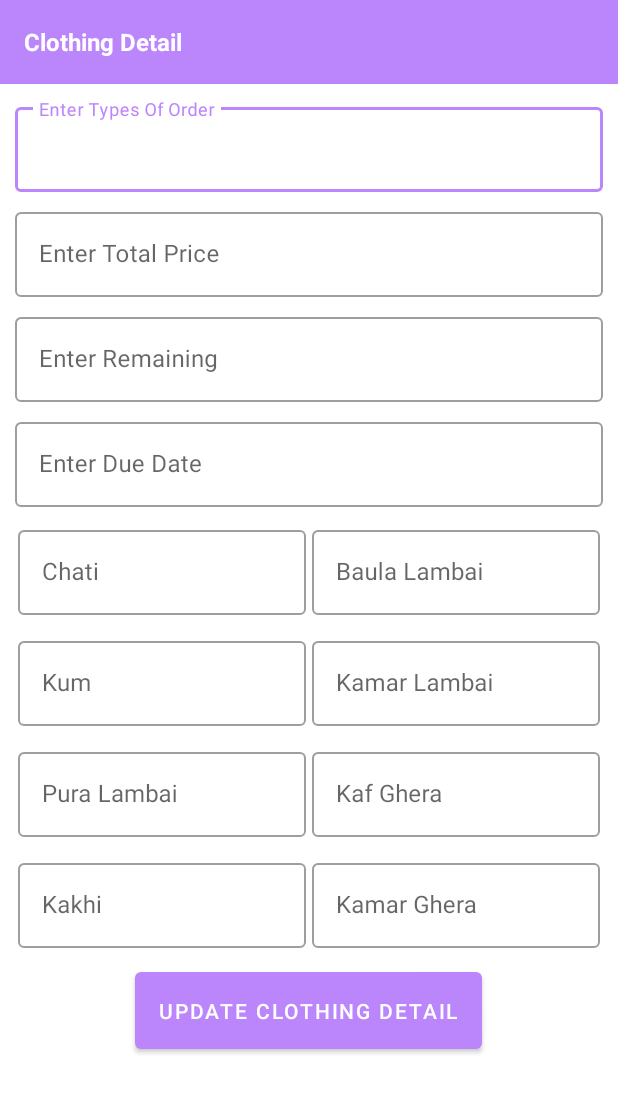
After one commit to GameOnAnil/MeroTailorApp, an Android app: the fragment ClothingDetailsFragment shown on its own in the app's theme, on a phone screen of 412 x 824 dp. The commit adds this screen. Shown: the top 1093 px of the screen. Run offline under Robolectric (Android 15) with nearby library versions, the phone set to English and light mode, and no system bars; our stand-ins replace Room's generated code; 6 statements that could not run were skipped.

Commit message:
Clothing Details Fragment Created MINOR Bug Fix: fixed the error when updating ClothingDetailsFragment.kt app crashed: Soln: changed live data to get() method for clothing and measurement

```diff
--- a/app/src/main/java/com/gameonanil/tailorapp/data/TailorDao.kt
+++ b/app/src/main/java/com/gameonanil/tailorapp/data/TailorDao.kt
@@ -21,6 +21,9 @@ interface TailorDao {
     @Update
     fun updateMeasurement(measurement: Measurement)
 
+    @Update
+    fun updateClothing(clothing: Clothing)
+
     @Transaction
     @Query("SELECT * FROM customer_table WHERE customerId=:customerId ")
     fun getCustomerWithClothing(customerId: Int): LiveData<CustomerWithClothing>
@@ -28,10 +31,18 @@ interface TailorDao {
     @Query("SELECT * FROM MEASUREMENT_TABLE WHERE customerId=:customerId")
     fun getMeasurementByCustomerId(customerId: Int): LiveData<Measurement>
 
+    @Query("SELECT * FROM clothing_table WHERE clothingId=:clothingId")
+    fun getClothing(clothingId: Int): LiveData<Clothing>
+
 
     @Query("SELECT * FROM CUSTOMER_TABLE")
     fun getAllCustomer(): LiveData<List<Customer>>
 
     @Query("SELECT * FROM MEASUREMENT_TABLE WHERE customerId=:customerId")
     fun getMeasurementByCusId(customerId: Int): Measurement?
+
+    @Query("SELECT * FROM clothing_table WHERE customerId=:customerId")
+    fun getClothingByCusId(customerId: Int): Clothing?
+
+
 }
--- a/app/src/main/java/com/gameonanil/tailorapp/viewmodel/TailorViewModel.kt
+++ b/app/src/main/java/com/gameonanil/tailorapp/viewmodel/TailorViewModel.kt
@@ -11,20 +11,28 @@ import kotlinx.coroutines.launch
 
 class TailorViewModel(application: Application) : AndroidViewModel(application) {
     private var repository: TailorRepository = TailorRepository(application)
-    private var customerIdForCustomer: MutableLiveData<Int> = MutableLiveData()
-    private var customerIdForMeasurement: MutableLiveData<Int> = MutableLiveData()
+
+    private var mCustomerId: MutableLiveData<Int> = MutableLiveData()
+    private var mClothingId: MutableLiveData<Int> = MutableLiveData()
 
     var customerWithClothing: LiveData<CustomerWithClothing> =
-        Transformations.switchMap(customerIdForCustomer) {
+        Transformations.switchMap(mCustomerId) {
             repository.getCustomerWithClothing(it)
         }
 
-    val measurement: LiveData<Measurement> = Transformations.switchMap(customerIdForMeasurement) {
+    val measurement: LiveData<Measurement> = Transformations.switchMap(mCustomerId) {
         repository.getMeasurementByCustomerId(customerId = it)
     }
 
     val customerList: LiveData<List<Customer>> = repository.getAllCustomers()
 
+    val clothing: LiveData<Clothing> = Transformations.switchMap(mClothingId) {
+        repository.getClothing(it)
+    }
+
+    fun setClothingId(clothingId: Int) {
+        mClothingId.value = clothingId
+    }
 
     fun insertCustomer(customer: Customer) {
         viewModelScope.launch(Dispatchers.IO) {
@@ -44,23 +52,29 @@ class TailorViewModel(application: Application) : AndroidViewModel(application)
         }
     }
 
-    fun getCustomerWithClothing(customerId: Int) {
-        customerIdForCustomer.value = customerId
+    fun setCustomerId(customerId: Int) {
+        mCustomerId.value = customerId
     }
 
     fun getMeasurement(customerId: Int) {
-        customerIdForMeasurement.value = customerId
+        mCustomerId.value = customerId
     }
 
     fun getMeasurementById(customerId: Int): Measurement? {
         return repository.getMeasurementByCusId(customerId)
     }
 
+    fun getClothingByCusId(customerId: Int): Clothing? {
+        return repository.getClothingByCusId(customerId)
+    }
+
 
     fun updateMeasurement(measurement: Measurement) {
-        viewModelScope.launch(Dispatchers.IO) {
-            repository.updateMeasurement(measurement)
-        }
+        repository.updateMeasurement(measurement)
+    }
+
+    fun updateClothing(clothing: Clothing) {
+        repository.updateClothing(clothing)
     }
 
 
--- /dev/null
+++ b/app/src/main/res/layout/fragment_clothing_details.xml
@@ -0,0 +1,288 @@
+<?xml version="1.0" encoding="utf-8"?>
+<RelativeLayout xmlns:android="http://schemas.android.com/apk/res/android"
+    xmlns:tools="http://schemas.android.com/tools"
+    android:layout_width="match_parent"
+    android:layout_height="match_parent"
+    tools:context=".ui.ClothingDetailsFragment">
+
+    <androidx.appcompat.widget.Toolbar
+        android:id="@+id/toolbar"
+        android:layout_width="match_parent"
+        android:layout_height="wrap_content"
+        android:background="@color/purple_200"
+        android:theme="@style/ThemeOverlay.AppCompat.Dark">
+
+        <TextView
+            android:layout_width="match_parent"
+            android:layout_height="wrap_content"
+            android:layout_gravity="center"
+            android:text="Clothing Detail"
+            android:textColor="@color/white"
+            android:textSize="16sp"
+            android:textStyle="bold" />
+
+    </androidx.appcompat.widget.Toolbar>
+
+
+    <LinearLayout
+        android:layout_width="match_parent"
+        android:layout_height="wrap_content"
+        android:layout_below="@id/toolbar"
+        android:gravity="center"
+        android:orientation="vertical"
+        android:padding="10dp">
+
+        <com.google.android.material.textfield.TextInputLayout
+            style="@style/Widget.MaterialComponents.TextInputLayout.OutlinedBox"
+            android:layout_width="match_parent"
+            android:layout_height="wrap_content"
+            android:hint="Enter Types Of Order">
+
+            <com.google.android.material.textfield.TextInputEditText
+                android:id="@+id/etTypeOfOrder"
+                android:layout_width="match_parent"
+                android:layout_height="wrap_content"
+                android:layout_marginBottom="8dp"
+                android:imeOptions="actionNext"
+                android:inputType="text" />
+        </com.google.android.material.textfield.TextInputLayout>
+
+        <com.google.android.material.textfield.TextInputLayout
+            style="@style/Widget.MaterialComponents.TextInputLayout.OutlinedBox"
+            android:layout_width="match_parent"
+            android:layout_height="wrap_content"
+            android:hint="Enter Total Price">
+
+            <com.google.android.material.textfield.TextInputEditText
+                android:id="@+id/etTotalPrice"
+                android:layout_width="match_parent"
+                android:layout_height="wrap_content"
+                android:layout_marginBottom="8dp"
+                android:imeOptions="actionNext"
+                android:inputType="numberDecimal" />
+        </com.google.android.material.textfield.TextInputLayout>
+
+        <com.google.android.material.textfield.TextInputLayout
+            style="@style/Widget.MaterialComponents.TextInputLayout.OutlinedBox"
+            android:layout_width="match_parent"
+            android:layout_height="wrap_content"
+            android:hint="Enter Remaining">
+
+            <com.google.android.material.textfield.TextInputEditText
+                android:id="@+id/etRemaining"
+                android:layout_width="match_parent"
+                android:layout_height="wrap_content"
+                android:layout_marginBottom="8dp"
+                android:imeOptions="actionNext"
+                android:inputType="numberDecimal" />
+        </com.google.android.material.textfield.TextInputLayout>
+
+
+        <com.google.android.material.textfield.TextInputLayout
+            style="@style/Widget.MaterialComponents.TextInputLayout.OutlinedBox"
+            android:layout_width="match_parent"
+            android:layout_height="wrap_content"
+            android:hint="Enter Due Date">
+
+            <com.google.android.material.textfield.TextInputEditText
+                android:id="@+id/etDueDate"
+                android:layout_width="match_parent"
+                android:layout_height="wrap_content"
+                android:layout_marginBottom="8dp"
+                android:imeOptions="actionNext"
+                android:inputType="date" />
+        </com.google.android.material.textfield.TextInputLayout>
+
+
+        <LinearLayout
+            android:layout_width="match_parent"
+            android:layout_height="wrap_content"
+            android:gravity="center"
+            android:orientation="horizontal">
+
+            <com.google.android.material.textfield.TextInputLayout
+                style="@style/Widget.MaterialComponents.TextInputLayout.OutlinedBox"
+                android:layout_width="0dp"
+                android:layout_height="wrap_content"
+                android:layout_margin="2dp"
+                android:layout_weight="1"
+                android:hint="Chati">
+
+                <com.google.android.material.textfield.TextInputEditText
+                    android:id="@+id/etChati"
+                    android:layout_width="match_parent"
+                    android:layout_height="wrap_content"
+                    android:layout_marginBottom="8dp"
+                    android:imeOptions="actionNext"
+                    android:inputType="number"
+                    android:textAlignment="center" />
+            </com.google.android.material.textfield.TextInputLayout>
+
+
+            <com.google.android.material.textfield.TextInputLayout
+                style="@style/Widget.MaterialComponents.TextInputLayout.OutlinedBox"
+                android:layout_width="0dp"
+                android:layout_height="wrap_content"
+                android:layout_margin="2dp"
+                android:layout_weight="1"
+                android:hint="Baula Lambai">
+
+                <com.google.android.material.textfield.TextInputEditText
+                    android:id="@+id/etBaulaLambai"
+                    android:layout_width="match_parent"
+                    android:layout_height="wrap_content"
+                    android:layout_marginBottom="8dp"
+                    android:imeOptions="actionNext"
+                    android:inputType="number"
+                    android:textAlignment="center" />
+            </com.google.android.material.textfield.TextInputLayout>
+
+
+        </LinearLayout>
+
+        <LinearLayout
+            android:layout_width="match_parent"
+            android:layout_height="wrap_content"
+            android:gravity="center"
+            android:orientation="horizontal">
+
+            <com.google.android.material.textfield.TextInputLayout
+                style="@style/Widget.MaterialComponents.TextInputLayout.OutlinedBox"
+                android:layout_width="0dp"
+                android:layout_height="wrap_content"
+                android:layout_margin="2dp"
+                android:layout_weight="1"
+                android:hint="Kum">
+
+                <com.google.android.material.textfield.TextInputEditText
+                    android:id="@+id/etKum"
+                    android:layout_width="match_parent"
+                    android:layout_height="wrap_content"
+                    android:layout_marginBottom="8dp"
+                    android:imeOptions="actionNext"
+                    android:inputType="number"
+                    android:textAlignment="center" />
+            </com.google.android.material.textfield.TextInputLayout>
+
+
+            <com.google.android.material.textfield.TextInputLayout
+                style="@style/Widget.MaterialComponents.TextInputLayout.OutlinedBox"
+                android:layout_width="0dp"
+                android:layout_height="wrap_content"
+                android:layout_margin="2dp"
+                android:layout_weight="1"
+                android:hint="Kamar Lambai">
+
+                <com.google.android.material.textfield.TextInputEditText
+                    android:id="@+id/etKamarLambai"
+                    android:layout_width="match_parent"
+                    android:layout_height="wrap_content"
+                    android:layout_marginBottom="8dp"
+                    android:imeOptions="actionNext"
+                    android:inputType="number"
+                    android:textAlignment="center" />
+            </com.google.android.material.textfield.TextInputLayout>
+
+
+        </LinearLayout>
+
+        <LinearLayout
+            android:layout_width="match_parent"
+            android:layout_height="wrap_content"
+            android:gravity="center"
+            android:orientation="horizontal">
+
+            <com.google.android.material.textfield.TextInputLayout
+                style="@style/Widget.MaterialComponents.TextInputLayout.OutlinedBox"
+                android:layout_width="0dp"
+                android:layout_height="wrap_content"
+                android:layout_margin="2dp"
+                android:layout_weight="1"
+                android:hint="Pura Lambai">
+
+                <com.google.android.material.textfield.TextInputEditText
+                    android:id="@+id/etPuraLambai"
+                    android:layout_width="match_parent"
+                    android:layout_height="wrap_content"
+                    android:layout_marginBottom="8dp"
+                    android:imeOptions="actionNext"
+                    android:inputType="number"
+                    android:textAlignment="center" />
+            </com.google.android.material.textfield.TextInputLayout>
+
+
+            <com.google.android.material.textfield.TextInputLayout
+                style="@style/Widget.MaterialComponents.TextInputLayout.OutlinedBox"
+                android:layout_width="0dp"
+                android:layout_height="wrap_content"
+                android:layout_margin="2dp"
+                android:layout_weight="1"
+                android:hint="Kaf Ghera">
+
+                <com.google.android.material.textfield.TextInputEditText
+                    android:id="@+id/etKafGhera"
+                    android:layout_width="match_parent"
+                    android:layout_height="wrap_content"
+                    android:layout_marginBottom="8dp"
+                    android:imeOptions="actionNext"
+                    android:inputType="number"
+                    android:textAlignment="center" />
+            </com.google.android.material.textfield.TextInputLayout>
+
+
+        </LinearLayout>
+
+        <LinearLayout
+            android:layout_width="match_parent"
+            android:layout_height="wrap_content"
+            android:gravity="center"
+            android:orientation="horizontal">
+
+            <com.google.android.material.textfield.TextInputLayout
+                style="@style/Widget.MaterialComponents.TextInputLayout.OutlinedBox"
+                android:layout_width="0dp"
+                android:layout_height="wrap_content"
+                android:layout_margin="2dp"
+                android:layout_weight="1"
+                android:hint="Kakhi">
+
+                <com.google.android.material.textfield.TextInputEditText
+                    android:id="@+id/etKakhi"
+                    android:layout_width="match_parent"
+                    android:layout_height="wrap_content"
+                    android:layout_marginBottom="8dp"
+                    android:imeOptions="actionNext"
+                    android:inputType="number"
+                    android:textAlignment="center" />
+            </com.google.android.material.textfield.TextInputLayout>
+
+            <com.google.android.material.textfield.TextInputLayout
+                style="@style/Widget.MaterialComponents.TextInputLayout.OutlinedBox"
+                android:layout_width="0dp"
+                android:layout_height="wrap_content"
+                android:layout_margin="2dp"
+                android:layout_weight="1"
+                android:hint="Kamar Ghera">
+
+                <com.google.android.material.textfield.TextInputEditText
+                    android:id="@+id/etKamarGhera"
+                    android:layout_width="match_parent"
+                    android:layout_height="wrap_content"
+                    android:layout_marginBottom="8dp"
+                    android:imeOptions="actionDone"
+                    android:inputType="number"
+                    android:textAlignment="center" />
+            </com.google.android.material.textfield.TextInputLayout>
+
+
+        </LinearLayout>
+
+        <Button
+            android:id="@+id/btn_update"
+            android:layout_width="wrap_content"
+            android:layout_height="wrap_content"
+            android:padding="16dp"
+            android:text="Update Clothing Detail" />
+    </LinearLayout>
+
+</RelativeLayout>
--- a/build.gradle
+++ b/build.gradle
@@ -6,7 +6,7 @@ buildscript {
     }
     dependencies {
         classpath "com.android.tools.build:gradle:7.0.3"
-        classpath "org.jetbrains.kotlin:kotlin-gradle-plugin:1.4.32"
+        classpath 'org.jetbrains.kotlin:kotlin-gradle-plugin:1.6.0'
 
         var nav_version = "2.3.5"
         classpath("androidx.navigation:navigation-safe-args-gradle-plugin:$nav_version")
```
Also changed, not shown: app/src/main/java/com/gameonanil/tailorapp/adapter/ClothesListAdapter.kt (+12 -2 lines), app/src/main/java/com/gameonanil/tailorapp/ui/AddClothesFragment.kt (+48 -2 lines), app/src/main/java/com/gameonanil/tailorapp/ui/ClothesListFragment.kt (+13 -3 lines), app/src/main/java/com/gameonanil/tailorapp/ui/ClothingDetailsFragment.kt (added, +264 -0 lines), app/src/main/java/com/gameonanil/tailorapp/viewmodel/TailorRepository.kt (+14 -1 lines), app/src/main/res/navigation/nav_graph.xml (+15 -0 lines).
